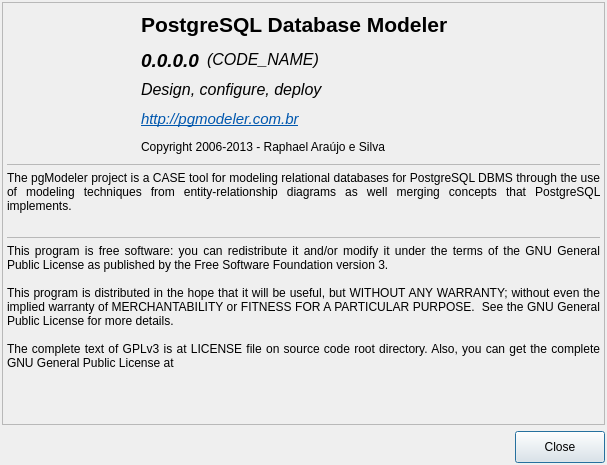
pgmodeler/pgmodeler, file libpgmodeler_ui/ui/aboutform.ui: the form before one commit.
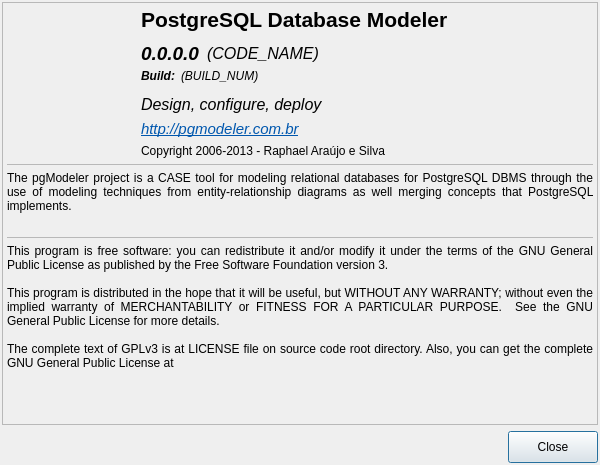
The form after the commit. Icons and pictures are not drawn.

Commit message:
Minor change on scene corner moving activation. The left button needs to be in pressed state in order to start moving the scene.
Minor fix on relationship that was ignoring not null state for columns
when custom fk actions was being used.

Added a build number ([year][month][day]) to about dialog.

```diff
--- a/libpgmodeler_ui/ui/aboutform.ui
+++ b/libpgmodeler_ui/ui/aboutform.ui
@@ -9,7 +9,7 @@
    <rect>
     <x>0</x>
     <y>0</y>
-    <width>607</width>
+    <width>600</width>
     <height>465</height>
    </rect>
   </property>
@@ -130,6 +130,47 @@
       <property name="bottomMargin">
        <number>4</number>
       </property>
+      <item row="6" column="1">
+       <spacer name="verticalSpacer">
+        <property name="orientation">
+         <enum>Qt::Vertical</enum>
+        </property>
+        <property name="sizeHint" stdset="0">
+         <size>
+          <width>20</width>
+          <height>40</height>
+         </size>
+        </property>
+       </spacer>
+      </item>
+      <item row="2" column="0" colspan="2">
+       <widget class="QFrame" name="frame_2">
+        <property name="sizePolicy">
+         <sizepolicy hsizetype="Expanding" vsizetype="Fixed">
+          <horstretch>0</horstretch>
+          <verstretch>0</verstretch>
+         </sizepolicy>
+        </property>
+        <property name="minimumSize">
+         <size>
+          <width>0</width>
+          <height>1</height>
+         </size>
+        </property>
+        <property name="maximumSize">
+         <size>
+          <width>16777215</width>
+          <height>1</height>
+         </size>
+        </property>
+        <property name="frameShape">
+         <enum>QFrame::StyledPanel</enum>
+        </property>
+        <property name="frameShadow">
+         <enum>QFrame::Plain</enum>
+        </property>
+       </widget>
+      </item>
       <item row="3" column="0" colspan="2">
        <widget class="QLabel" name="label_20">
         <property name="sizePolicy">
@@ -164,106 +205,81 @@
         </property>
        </widget>
       </item>
+      <item row="5" column="0" colspan="2">
+       <widget class="QLabel" name="label_8">
+        <property name="sizePolicy">
+         <sizepolicy hsizetype="Expanding" vsizetype="Expanding">
+          <horstretch>0</horstretch>
+          <verstretch>0</verstretch>
+         </sizepolicy>
+        </property>
+        <property name="minimumSize">
+         <size>
+          <width>0</width>
+          <height>150</height>
+         </size>
+        </property>
+        <property name="frameShadow">
+         <enum>QFrame::Sunken</enum>
+        </property>
+        <property name="text">
+         <string>This program is free software: you can redistribute it and/or modify it under the terms of the GNU General Public License as published by the Free Software Foundation version 3.
+
+This program is distributed in the hope that it will be useful, but WITHOUT ANY WARRANTY; without even the implied warranty of MERCHANTABILITY or FITNESS FOR A PARTICULAR PURPOSE.  See the GNU General Public License for more details.
+
+The complete text of GPLv3 is at LICENSE file on source code root directory. Also, you can get the complete GNU General Public License at &lt;http://www.gnu.org/licenses&gt;</string>
+        </property>
+        <property name="textFormat">
+         <enum>Qt::PlainText</enum>
+        </property>
+        <property name="scaledContents">
+         <bool>false</bool>
+        </property>
+        <property name="alignment">
+         <set>Qt::AlignJustify|Qt::AlignTop</set>
+        </property>
+        <property name="wordWrap">
+         <bool>true</bool>
+        </property>
+        <property name="margin">
+         <number>4</number>
+        </property>
+        <property name="textInteractionFlags">
+         <set>Qt::TextSelectableByMouse</set>
+        </property>
+       </widget>
+      </item>
+      <item row="4" column="0" colspan="2">
+       <widget class="QFrame" name="frame_3">
+        <property name="sizePolicy">
+         <sizepolicy hsizetype="Expanding" vsizetype="Fixed">
+          <horstretch>0</horstretch>
+          <verstretch>0</verstretch>
+         </sizepolicy>
+        </property>
+        <property name="minimumSize">
+         <size>
+          <width>0</width>
+          <height>1</height>
+         </size>
+        </property>
+        <property name="maximumSize">
+         <size>
+          <width>16777215</width>
+          <height>1</height>
+         </size>
+        </property>
+        <property name="frameShape">
+         <enum>QFrame::StyledPanel</enum>
+        </property>
+        <property name="frameShadow">
+         <enum>QFrame::Sunken</enum>
+        </property>
+       </widget>
+      </item>
       <item row="0" column="0" rowspan="2" colspan="2">
        <layout class="QGridLayout" name="gridLayout">
-        <item row="4" column="1" colspan="3">
-         <widget class="QLabel" name="label_3">
-          <property name="sizePolicy">
-           <sizepolicy hsizetype="Preferred" vsizetype="Fixed">
-            <horstretch>0</horstretch>
-            <verstretch>0</verstretch>
-           </sizepolicy>
-          </property>
-          <property name="text">
-           <string>Copyright 2006-2013 - Raphael Araújo e Silva &lt;rkhaotix@gmail.com&gt;</string>
-          </property>
-         </widget>
-        </item>
-        <item row="1" column="1">
-         <widget class="QLabel" name="pgmodeler_ver_lbl">
-          <property name="sizePolicy">
-           <sizepolicy hsizetype="Fixed" vsizetype="Preferred">
-            <horstretch>0</horstretch>
-            <verstretch>0</verstretch>
-           </sizepolicy>
-          </property>
-          <property name="minimumSize">
-           <size>
-            <width>60</width>
-            <height>0</height>
-           </size>
-          </property>
-          <property name="maximumSize">
-           <size>
-            <width>16777215</width>
-            <height>18</height>
-           </size>
-          </property>
-          <property name="font">
-           <font>
-            <pointsize>14</pointsize>
-            <weight>75</weight>
-            <italic>true</italic>
-            <bold>true</bold>
-           </font>
-          </property>
-          <property name="text">
-           <string>0.0.0.0</string>
-          </property>
-         </widget>
-        </item>
-        <item row="0" column="1" colspan="2">
-         <widget class="QLabel" name="label_5">
-          <property name="sizePolicy">
-           <sizepolicy hsizetype="Expanding" vsizetype="Fixed">
-            <horstretch>0</horstretch>
-            <verstretch>0</verstretch>
-           </sizepolicy>
-          </property>
-          <property name="font">
-           <font>
-            <pointsize>16</pointsize>
-            <weight>75</weight>
-            <bold>true</bold>
-           </font>
-          </property>
-          <property name="text">
-           <string>PostgreSQL Database Modeler</string>
-          </property>
-         </widget>
-        </item>
-        <item row="2" column="1" colspan="2">
-         <widget class="QLabel" name="label_9">
-          <property name="sizePolicy">
-           <sizepolicy hsizetype="Expanding" vsizetype="Fixed">
-            <horstretch>0</horstretch>
-            <verstretch>0</verstretch>
-           </sizepolicy>
-          </property>
-          <property name="minimumSize">
-           <size>
-            <width>230</width>
-            <height>0</height>
-           </size>
-          </property>
-          <property name="maximumSize">
-           <size>
-            <width>16777215</width>
-            <height>16777215</height>
-           </size>
-          </property>
-          <property name="font">
-           <font>
-            <pointsize>12</pointsize>
-            <italic>true</italic>
-           </font>
-          </property>
-          <property name="text">
-           <string>Design, configure, deploy</string>
-          </property>
-         </widget>
-        </item>
-        <item row="0" column="3" rowspan="4">
+        <item row="0" column="7" rowspan="5">
          <widget class="QLabel" name="brazil_flag_lbl">
           <property name="toolTip">
            <string>pgModeler is proudly a brazilian software!</string>
@@ -278,11 +294,11 @@
            <pixmap resource="../res/resources.qrc">:/imagens/imagens/brazil_flag.png</pixmap>
           </property>
           <property name="alignment">
-           <set>Qt::AlignLeading|Qt::AlignLeft|Qt::AlignTop</set>
+           <set>Qt::AlignHCenter|Qt::AlignTop</set>
           </property>
          </widget>
         </item>
-        <item row="0" column="0" rowspan="5">
+        <item row="0" column="0" rowspan="6">
          <widget class="QLabel" name="label">
           <property name="sizePolicy">
            <sizepolicy hsizetype="Fixed" vsizetype="Fixed">
@@ -313,31 +329,183 @@
           </property>
          </widget>
         </item>
-        <item row="1" column="2">
-         <widget class="QLabel" name="code_name_lbl">
+        <item row="0" column="1" colspan="6">
+         <widget class="QLabel" name="label_5">
           <property name="sizePolicy">
            <sizepolicy hsizetype="Expanding" vsizetype="Fixed">
             <horstretch>0</horstretch>
             <verstretch>0</verstretch>
            </sizepolicy>
+          </property>
+          <property name="font">
+           <font>
+            <pointsize>16</pointsize>
+            <weight>75</weight>
+            <bold>true</bold>
+           </font>
+          </property>
+          <property name="text">
+           <string>PostgreSQL Database Modeler</string>
+          </property>
+         </widget>
+        </item>
+        <item row="1" column="1" colspan="6">
+         <layout class="QHBoxLayout" name="horizontalLayout_5">
+          <property name="topMargin">
+           <number>6</number>
+          </property>
+          <item>
+           <widget class="QLabel" name="pgmodeler_ver_lbl">
+            <property name="sizePolicy">
+             <sizepolicy hsizetype="Fixed" vsizetype="Preferred">
+              <horstretch>0</horstretch>
+              <verstretch>0</verstretch>
+             </sizepolicy>
+            </property>
+            <property name="minimumSize">
+             <size>
+              <width>60</width>
+              <height>0</height>
+             </size>
+            </property>
+            <property name="maximumSize">
+             <size>
+              <width>16777215</width>
+              <height>18</height>
+             </size>
+            </property>
+            <property name="font">
+             <font>
+              <pointsize>14</pointsize>
+              <weight>75</weight>
+              <italic>true</italic>
+              <bold>true</bold>
+             </font>
+            </property>
+            <property name="text">
+             <string>0.0.0.0</string>
+            </property>
+           </widget>
+          </item>
+          <item>
+           <widget class="QLabel" name="code_name_lbl">
+            <property name="sizePolicy">
+             <sizepolicy hsizetype="Expanding" vsizetype="Fixed">
+              <horstretch>0</horstretch>
+              <verstretch>0</verstretch>
+             </sizepolicy>
+            </property>
+            <property name="font">
+             <font>
+              <pointsize>12</pointsize>
+              <weight>50</weight>
+              <italic>true</italic>
+              <bold>false</bold>
+             </font>
+            </property>
+            <property name="text">
+             <string>(CODE_NAME)</string>
+            </property>
+            <property name="indent">
+             <number>-1</number>
+            </property>
+           </widget>
+          </item>
+         </layout>
+        </item>
+        <item row="2" column="1" colspan="6">
+         <layout class="QHBoxLayout" name="horizontalLayout_2">
+          <property name="bottomMargin">
+           <number>6</number>
+          </property>
+          <item>
+           <widget class="QLabel" name="build_lbl">
+            <property name="sizePolicy">
+             <sizepolicy hsizetype="Fixed" vsizetype="Fixed">
+              <horstretch>0</horstretch>
+              <verstretch>0</verstretch>
+             </sizepolicy>
+            </property>
+            <property name="font">
+             <font>
+              <pointsize>9</pointsize>
+              <weight>75</weight>
+              <italic>true</italic>
+              <bold>true</bold>
+             </font>
+            </property>
+            <property name="layoutDirection">
+             <enum>Qt::LeftToRight</enum>
+            </property>
+            <property name="text">
+             <string>Build:</string>
+            </property>
+            <property name="alignment">
+             <set>Qt::AlignRight|Qt::AlignTrailing|Qt::AlignVCenter</set>
+            </property>
+            <property name="indent">
+             <number>-1</number>
+            </property>
+           </widget>
+          </item>
+          <item>
+           <widget class="QLabel" name="build_num_lbl">
+            <property name="sizePolicy">
+             <sizepolicy hsizetype="Expanding" vsizetype="Fixed">
+              <horstretch>0</horstretch>
+              <verstretch>0</verstretch>
+             </sizepolicy>
+            </property>
+            <property name="font">
+             <font>
+              <pointsize>9</pointsize>
+              <weight>50</weight>
+              <italic>true</italic>
+              <bold>false</bold>
+             </font>
+            </property>
+            <property name="text">
+             <string>(BUILD_NUM)</string>
+            </property>
+            <property name="indent">
+             <number>-1</number>
+            </property>
+           </widget>
+          </item>
+         </layout>
+        </item>
+        <item row="3" column="1" colspan="6">
+         <widget class="QLabel" name="label_9">
+          <property name="sizePolicy">
+           <sizepolicy hsizetype="Expanding" vsizetype="Fixed">
+            <horstretch>0</horstretch>
+            <verstretch>0</verstretch>
+           </sizepolicy>
+          </property>
+          <property name="minimumSize">
+           <size>
+            <width>230</width>
+            <height>0</height>
+           </size>
+          </property>
+          <property name="maximumSize">
+           <size>
+            <width>16777215</width>
+            <height>16777215</height>
+           </size>
           </property>
           <property name="font">
            <font>
             <pointsize>12</pointsize>
-            <weight>50</weight>
             <italic>true</italic>
-            <bold>false</bold>
            </font>
           </property>
           <property name="text">
-           <string>(CODE_NAME)</string>
-          </property>
-          <property name="indent">
-           <number>-1</number>
+           <string>Design, configure, deploy</string>
           </property>
          </widget>
         </item>
-        <item row="3" column="1" colspan="2">
+        <item row="4" column="1" colspan="6">
          <widget class="QLabel" name="label_2">
           <property name="sizePolicy">
            <sizepolicy hsizetype="Preferred" vsizetype="Fixed">
@@ -361,121 +529,21 @@
           </property>
          </widget>
         </item>
+        <item row="5" column="1" colspan="7">
+         <widget class="QLabel" name="label_3">
+          <property name="sizePolicy">
+           <sizepolicy hsizetype="Preferred" vsizetype="Fixed">
+            <horstretch>0</horstretch>
+            <verstretch>0</verstretch>
+           </sizepolicy>
+          </property>
+          <property name="text">
+           <string>Copyright 2006-2013 - Raphael Araújo e Silva &lt;rkhaotix@gmail.com&gt;</string>
+          </property>
+         </widget>
+        </item>
        </layout>
       </item>
-      <item row="4" column="0" colspan="2">
-       <widget class="QFrame" name="frame_3">
-        <property name="sizePolicy">
-         <sizepolicy hsizetype="Expanding" vsizetype="Fixed">
-          <horstretch>0</horstretch>
-          <verstretch>0</verstretch>
-         </sizepolicy>
-        </property>
-        <property name="minimumSize">
-         <size>
-          <width>0</width>
-          <height>1</height>
-         </size>
-        </property>
-        <property name="maximumSize">
-         <size>
-          <width>16777215</width>
-          <height>1</height>
-         </size>
-        </property>
-        <property name="frameShape">
-         <enum>QFrame::StyledPanel</enum>
-        </property>
-        <property name="frameShadow">
-         <enum>QFrame::Sunken</enum>
-        </property>
-       </widget>
-      </item>
-      <item row="5" column="0" colspan="2">
-       <widget class="QLabel" name="label_8">
-        <property name="sizePolicy">
-         <sizepolicy hsizetype="Expanding" vsizetype="Expanding">
-          <horstretch>0</horstretch>
-          <verstretch>0</verstretch>
-         </sizepolicy>
-        </property>
-        <property name="minimumSize">
-         <size>
-          <width>0</width>
-          <height>150</height>
-         </size>
-        </property>
-        <property name="frameShadow">
-         <enum>QFrame::Sunken</enum>
-        </property>
-        <property name="text">
-         <string>This program is free software: you can redistribute it and/or modify it under the terms of the GNU General Public License as published by the Free Software Foundation version 3.
-
-This program is distributed in the hope that it will be useful, but WITHOUT ANY WARRANTY; without even the implied warranty of MERCHANTABILITY or FITNESS FOR A PARTICULAR PURPOSE.  See the GNU General Public License for more details.
-
-The complete text of GPLv3 is at LICENSE file on source code root directory. Also, you can get the complete GNU General Public License at &lt;http://www.gnu.org/licenses&gt;</string>
-        </property>
-        <property name="textFormat">
-         <enum>Qt::PlainText</enum>
-        </property>
-        <property name="scaledContents">
-         <bool>false</bool>
-        </property>
-        <property name="alignment">
-         <set>Qt::AlignJustify|Qt::AlignTop</set>
-        </property>
-        <property name="wordWrap">
-         <bool>true</bool>
-        </property>
-        <property name="margin">
-         <number>4</number>
-        </property>
-        <property name="textInteractionFlags">
-         <set>Qt::TextSelectableByMouse</set>
-        </property>
-       </widget>
-      </item>
-      <item row="2" column="0" colspan="2">
-       <widget class="QFrame" name="frame_2">
-        <property name="sizePolicy">
-         <sizepolicy hsizetype="Expanding" vsizetype="Fixed">
-          <horstretch>0</horstretch>
-          <verstretch>0</verstretch>
-         </sizepolicy>
-        </property>
-        <property name="minimumSize">
-         <size>
-          <width>0</width>
-          <height>1</height>
-         </size>
-        </property>
-        <property name="maximumSize">
-         <size>
-          <width>16777215</width>
-          <height>1</height>
-         </size>
-        </property>
-        <property name="frameShape">
-         <enum>QFrame::StyledPanel</enum>
-        </property>
-        <property name="frameShadow">
-         <enum>QFrame::Plain</enum>
-        </property>
-       </widget>
-      </item>
-      <item row="6" column="1">
-       <spacer name="verticalSpacer">
-        <property name="orientation">
-         <enum>Qt::Vertical</enum>
-        </property>
-        <property name="sizeHint" stdset="0">
-         <size>
-          <width>20</width>
-          <height>40</height>
-         </size>
-        </property>
-       </spacer>
-      </item>
      </layout>
     </widget>
    </item>
```
The commit also changes 8 other files.
